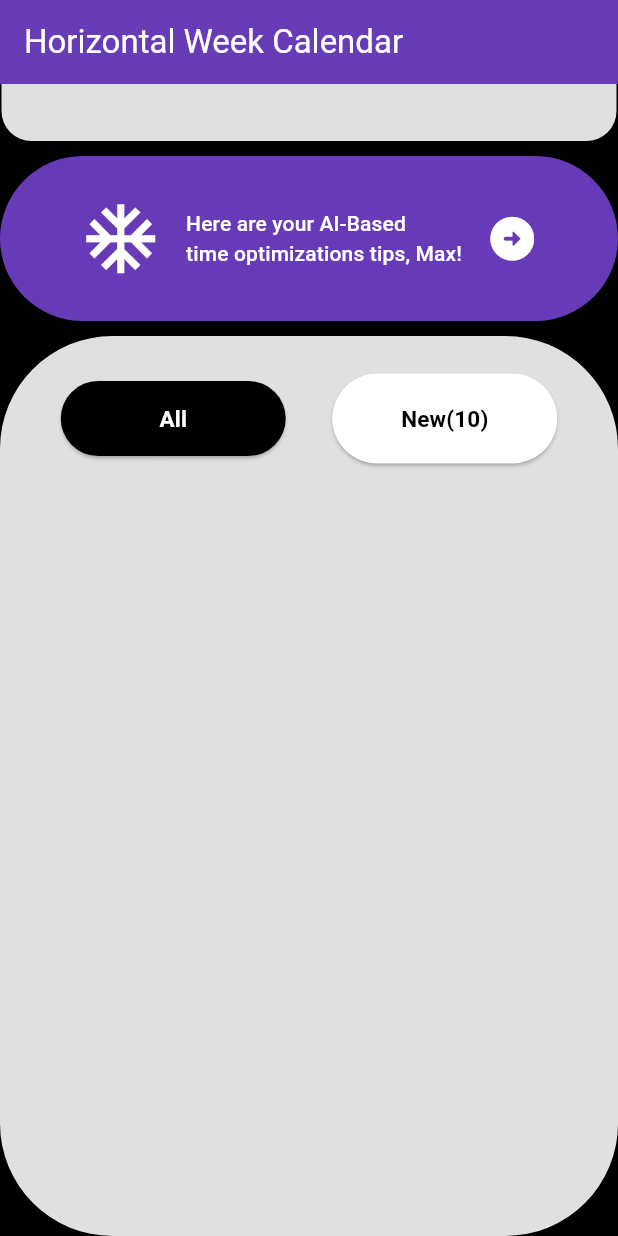
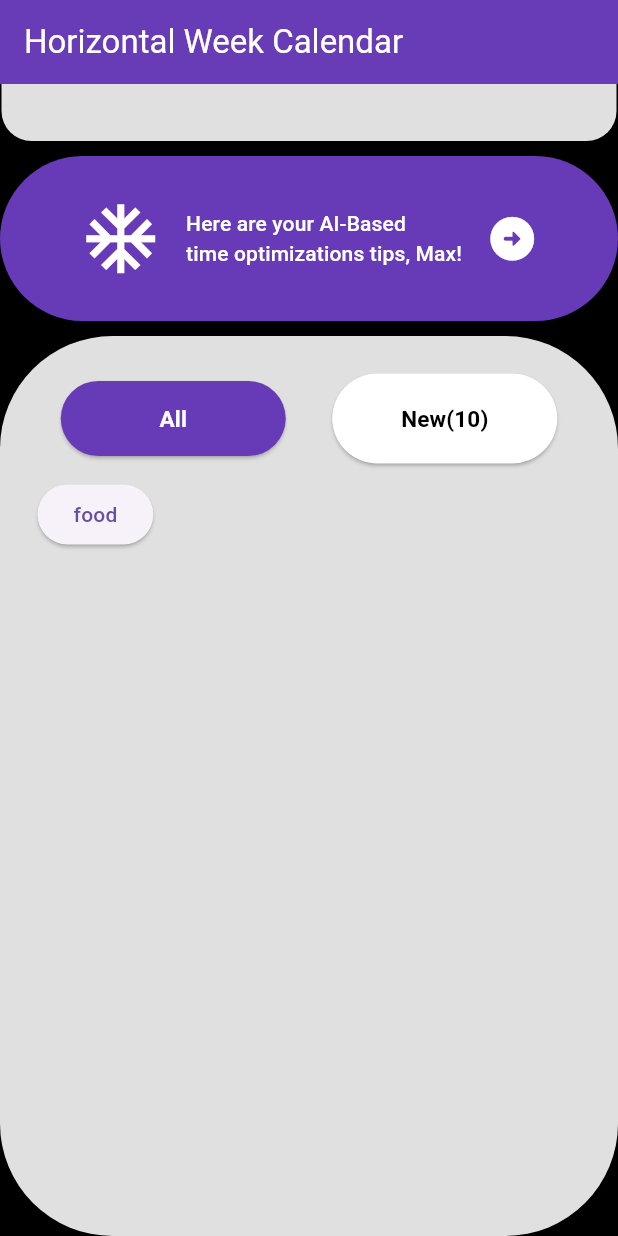
Before and after one commit to OscarNii/design, a Flutter app: the screen it shows after launch, scrolled down 192 dp, on a phone screen of 412 x 824 dp. Run offline on Flutter 3.47's test engine with Material 3 defaults, Android fonts, the phone set to English and light mode, and no system bars; missing offline and left inert: horizontal_week_calendar.

Commit message:
Some Updates on the codes

```diff
--- a/lib/home.dart
+++ b/lib/home.dart
@@ -82,7 +82,23 @@ class _HorizontalWeekCalendarPackageState
                       const SizedBox(
                         height: 10,
                       ),
-                      Container()
+                      // Container(
+                      //   decoration: BoxDecoration(
+                      //     borderRadius: BorderRadius.circular(75),
+                      //     color: Colors.white,
+                      //   ),
+                      //   height: 60,
+                      //   width: 390,
+                      //   child: const Text(
+                      //     "data",
+                      //     style: TextStyle(color: Colors.black),
+                      //   ),
+                      // ),
+                      ElevatedButton.icon(
+                        onPressed: () {},
+                        label: const Text("food"),
+
+                      )
                     ],
                   ),
                 ),
--- a/lib/rowWidget.dart
+++ b/lib/rowWidget.dart
@@ -10,7 +10,7 @@ class rowWidget extends StatelessWidget {
   Widget build(BuildContext context) {
     return ElevatedButton(
       style: ElevatedButton.styleFrom(
-        backgroundColor: Colors.black,
+        backgroundColor: Colors.deepPurple,
         fixedSize: const Size(
           150,
           50,
```
